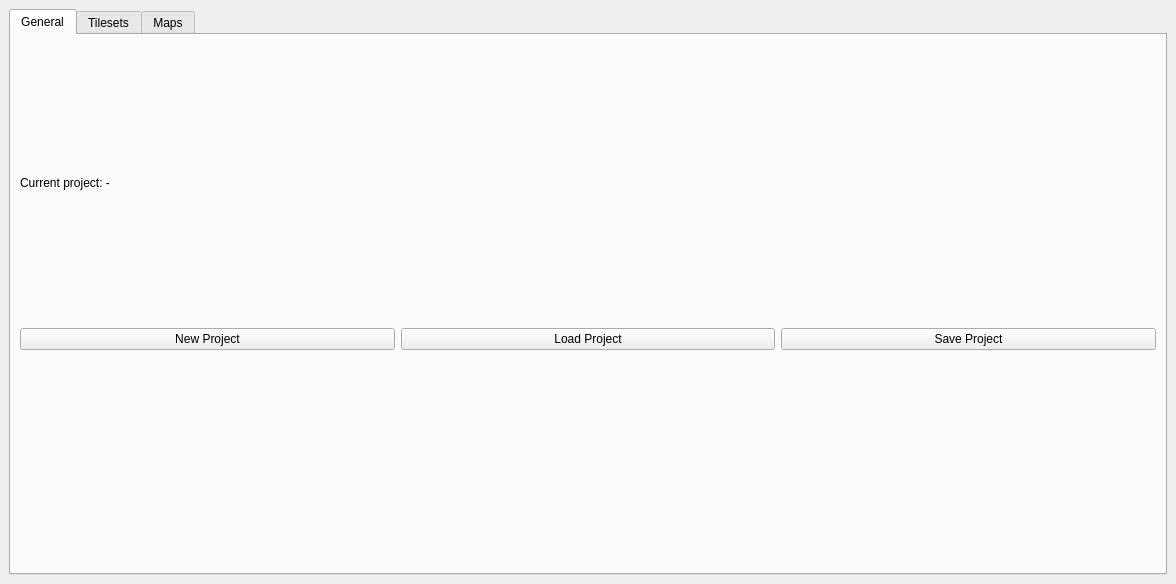
This is main.ui in rsgrava/lumiedit as Qt 5 draws it before an edit. The edited form follows.
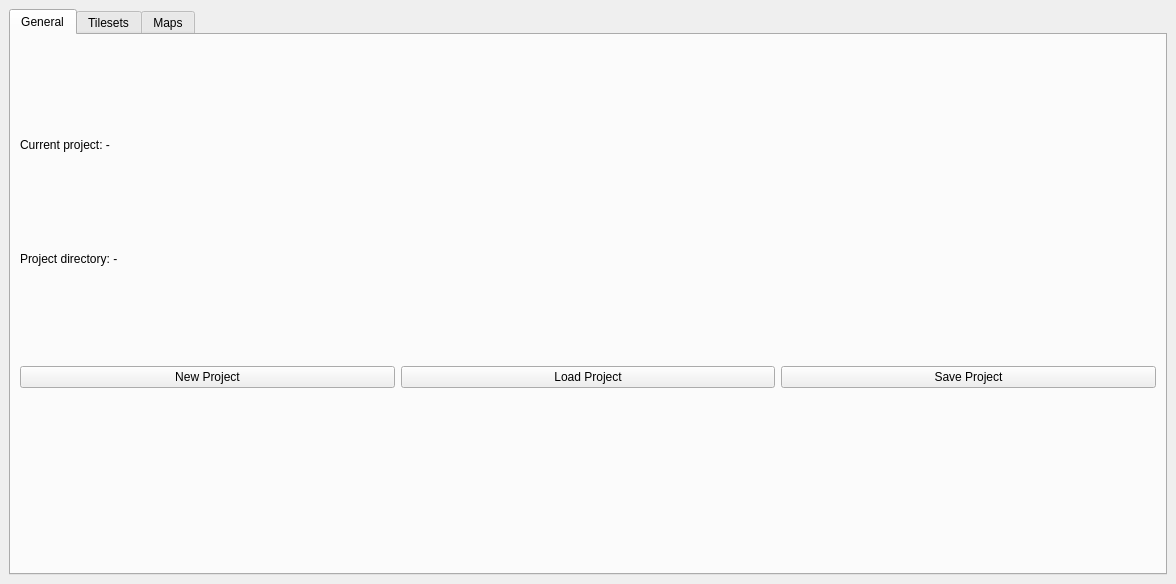
This is the edited form. The open tabs and pages were chosen to show the change. Custom widgets are drawn as their Qt base class.

Commit message: new_proj_window: implement window for initializing project

What changed in the file:
```diff
--- a/main.ui
+++ b/main.ui
@@ -46,47 +46,7 @@
         <string>General</string>
        </attribute>
        <layout class="QGridLayout" name="gridLayout_2">
-        <item row="0" column="0">
-         <widget class="QLabel" name="project_label">
-          <property name="sizePolicy">
-           <sizepolicy hsizetype="Preferred" vsizetype="Fixed">
-            <horstretch>0</horstretch>
-            <verstretch>0</verstretch>
-           </sizepolicy>
-          </property>
-          <property name="text">
-           <string>Current project: -</string>
-          </property>
-         </widget>
-        </item>
-        <item row="1" column="1">
-         <widget class="QPushButton" name="load_project_btn">
-          <property name="text">
-           <string>Load Project</string>
-          </property>
-         </widget>
-        </item>
-        <item row="1" column="2">
-         <widget class="QPushButton" name="save_project_btn">
-          <property name="text">
-           <string>Save Project</string>
-          </property>
-         </widget>
-        </item>
-        <item row="1" column="0">
-         <widget class="QPushButton" name="new_project_btn">
-          <property name="sizePolicy">
-           <sizepolicy hsizetype="Minimum" vsizetype="Minimum">
-            <horstretch>0</horstretch>
-            <verstretch>0</verstretch>
-           </sizepolicy>
-          </property>
-          <property name="text">
-           <string>New Project</string>
-          </property>
-         </widget>
-        </item>
-        <item row="2" column="1">
+        <item row="3" column="1">
          <spacer name="verticalSpacer">
           <property name="orientation">
            <enum>Qt::Vertical</enum>
@@ -102,6 +62,59 @@
           </property>
          </spacer>
         </item>
+        <item row="2" column="1">
+         <widget class="QPushButton" name="load_project_btn">
+          <property name="text">
+           <string>Load Project</string>
+          </property>
+         </widget>
+        </item>
+        <item row="2" column="2">
+         <widget class="QPushButton" name="save_project_btn">
+          <property name="text">
+           <string>Save Project</string>
+          </property>
+         </widget>
+        </item>
+        <item row="0" column="0">
+         <widget class="QLabel" name="proj_name_label">
+          <property name="sizePolicy">
+           <sizepolicy hsizetype="Preferred" vsizetype="Fixed">
+            <horstretch>0</horstretch>
+            <verstretch>0</verstretch>
+           </sizepolicy>
+          </property>
+          <property name="text">
+           <string>Current project: -</string>
+          </property>
+         </widget>
+        </item>
+        <item row="2" column="0">
+         <widget class="QPushButton" name="new_project_btn">
+          <property name="sizePolicy">
+           <sizepolicy hsizetype="Minimum" vsizetype="Minimum">
+            <horstretch>0</horstretch>
+            <verstretch>0</verstretch>
+           </sizepolicy>
+          </property>
+          <property name="text">
+           <string>New Project</string>
+          </property>
+         </widget>
+        </item>
+        <item row="1" column="0">
+         <widget class="QLabel" name="proj_dir_label">
+          <property name="sizePolicy">
+           <sizepolicy hsizetype="Preferred" vsizetype="Fixed">
+            <horstretch>0</horstretch>
+            <verstretch>0</verstretch>
+           </sizepolicy>
+          </property>
+          <property name="text">
+           <string>Project directory: -</string>
+          </property>
+         </widget>
+        </item>
        </layout>
       </widget>
       <widget class="QWidget" name="tilesets_tab">
```
Left out of the diff: 2 changed lines with no effect on the pictures. The commit also changes 4 other files.
